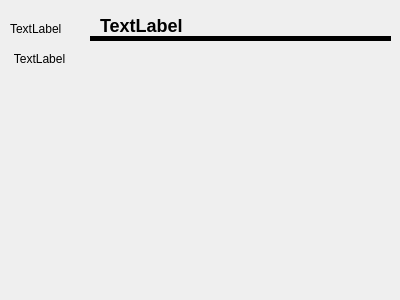
First picture: the form in bogo2bogo/ChocolafStyle/examples/Python/MyProjects/weather.ui, repository mjbhobe/learning_Qt, before the edit.
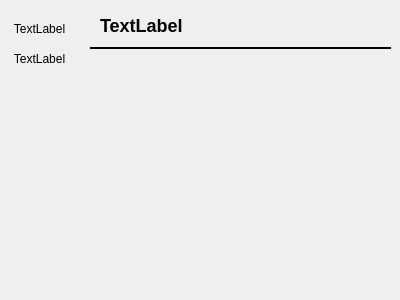
Second picture: the form after the edit.

Commit message: New weather application with PyQt, requests & beautifulsoup4

Diff of the .ui file:
```diff
--- a/bogo2bogo/ChocolafStyle/examples/Python/MyProjects/weather.ui
+++ b/bogo2bogo/ChocolafStyle/examples/Python/MyProjects/weather.ui
@@ -37,6 +37,9 @@
    <property name="text">
     <string>TextLabel</string>
    </property>
+   <property name="alignment">
+    <set>Qt::AlignCenter</set>
+   </property>
   </widget>
   <widget class="QLabel" name="labelCity">
    <property name="geometry">
@@ -55,7 +58,7 @@
    <property name="geometry">
     <rect>
      <x>90</x>
-     <y>30</y>
+     <y>40</y>
      <width>301</width>
      <height>16</height>
     </rect>
@@ -64,7 +67,7 @@
     <enum>QFrame::Plain</enum>
    </property>
    <property name="lineWidth">
-    <number>5</number>
+    <number>2</number>
    </property>
    <property name="orientation">
     <enum>Qt::Horizontal</enum>
```
The commit also changes 2 other files.
